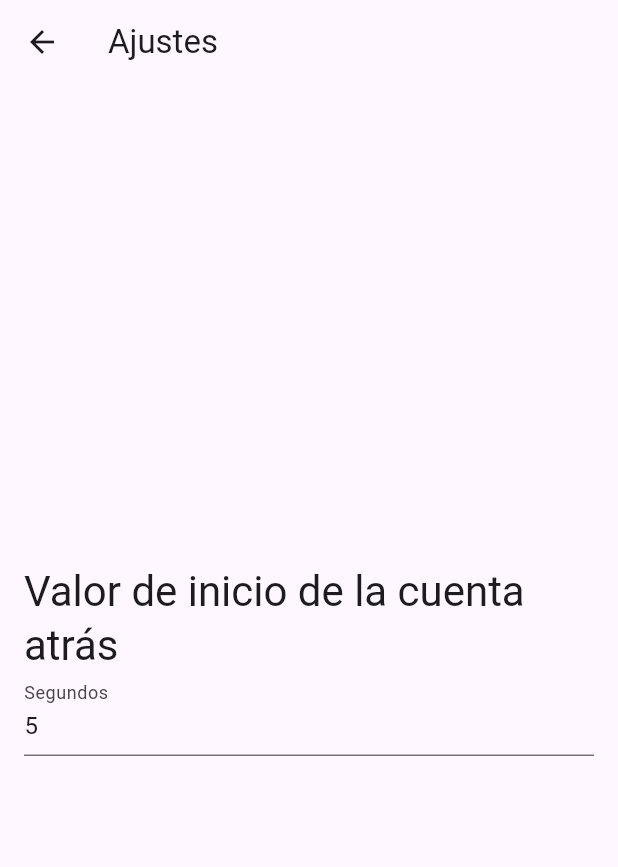
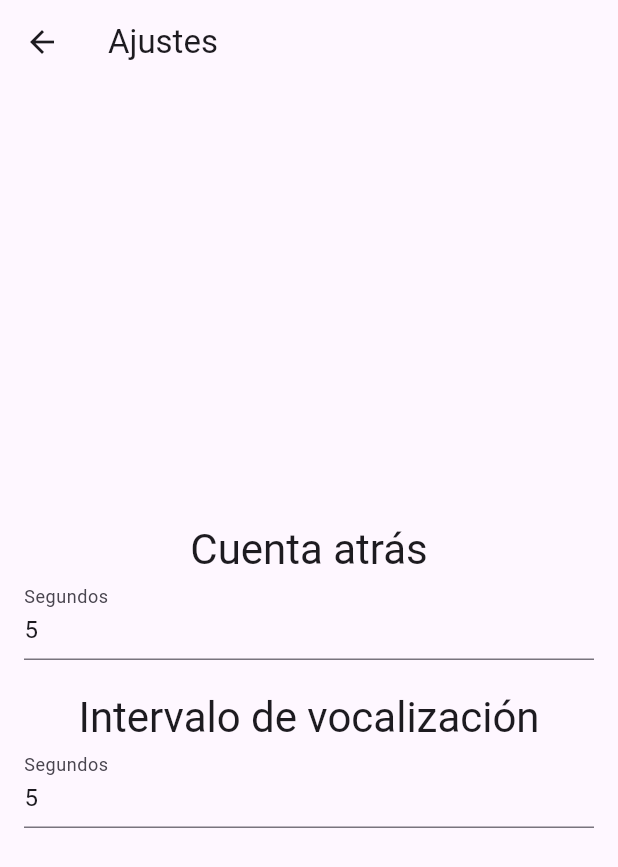
Before and after one commit to AlvaroFerGar/monkimeter, a Flutter app: the screen it shows after launch, after a tap on "Ajustes", on a phone screen of 412 x 824 dp. Shown: the top 867 px of the screen. Run offline on Flutter 3.47's test engine with Material 3 defaults, Android fonts, the phone set to English and light mode, and no system bars; our stand-ins replace audioplayers, flutter_tts, sqflite; accounts and stored records are empty.

Commit message:
También permite modificar el tiempo que pasa entre que la app dice verbalmente el tiempo que lleva

```diff
--- a/lib/globals.dart
+++ b/lib/globals.dart
@@ -1,3 +1,4 @@
 library my_prj.globals;
 
 int countdownStartValue = 5;
+int speakInterval = 5;
--- a/lib/metromono_page.dart
+++ b/lib/metromono_page.dart
@@ -49,7 +49,13 @@ class _MetromonoPageState extends State<MetromonoPage> {
     _timer = Timer.periodic(Duration(seconds: 1), (timer) {
       setState(() {
         _seconds++;
-        _speak('$_seconds'); // Anuncia el número (1, 2, 3, etc.)
+         if (_seconds == 1 || (_seconds) % speakInterval == 0) {
+          _speak('$_seconds');
+        }
+        else
+        {
+          _playAudio('audio/beep.mp3'); // Reproduce el sonido de beep cada segundo
+        }
       });
     });
   }
--- a/lib/settings_page.dart
+++ b/lib/settings_page.dart
@@ -7,12 +7,14 @@ class AjustesPage extends StatefulWidget {
 }
 
 class _AjustesPageState extends State<AjustesPage> {
-  TextEditingController _controller = TextEditingController();
+  TextEditingController _countdownController = TextEditingController();
+  TextEditingController _speakintervalController = TextEditingController();
 
   @override
   void initState() {
     super.initState();
-    _controller.text = countdownStartValue.toString();
+    _countdownController.text = countdownStartValue.toString();
+    _speakintervalController.text = speakInterval.toString();
   }
 
   @override
@@ -26,12 +28,13 @@ class _AjustesPageState extends State<AjustesPage> {
         child: Column(
           mainAxisAlignment: MainAxisAlignment.center,
           children: <Widget>[
+             SizedBox(height: 20),
             Text(
-              'Valor de inicio de la cuenta atrás',
+              'Cuenta atrás',
               style: Theme.of(context).textTheme.headlineMedium,
             ),
             TextField(
-              controller: _controller,
+              controller: _countdownController,
               keyboardType: TextInputType.number,
               decoration: InputDecoration(
                 labelText: 'Segundos',
@@ -42,6 +45,23 @@ class _AjustesPageState extends State<AjustesPage> {
                 });
               },
             ),
+            SizedBox(height: 20),
+            Text(
+              'Intervalo de vocalización',
+              style: Theme.of(context).textTheme.headlineMedium,
+            ),
+            TextField(
+              controller: _speakintervalController,
+              keyboardType: TextInputType.number,
+              decoration: InputDecoration(
+                labelText: 'Segundos',
+              ),
+              onChanged: (value) {
+                setState(() {
+                  speakInterval = int.tryParse(value) ?? 5;
+                });
+              },
+            ),
           ],
         ),
       ),
```
